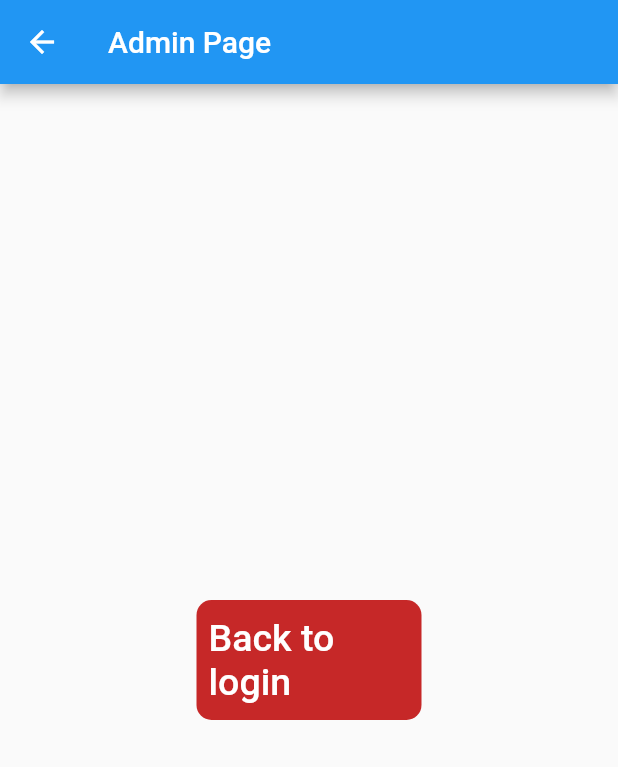
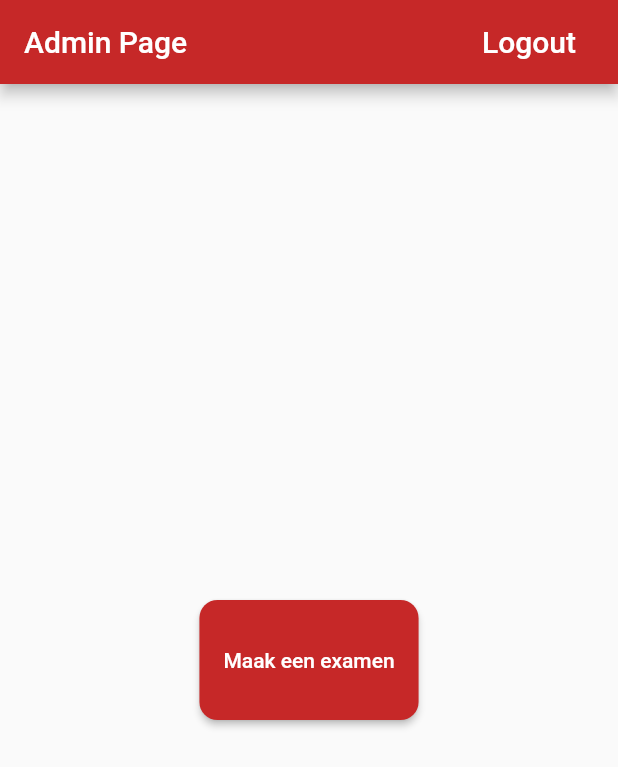
Before and after one commit to samoTh137/IntroMobileProject, a Flutter app: the AdminPage screen opened directly, on a phone screen of 412 x 824 dp. Shown: the top 767 px of the screen. Run offline on Flutter 3.47's test engine with Material 2 defaults, Android fonts, the phone set to English and light mode, and no system bars.

Commit message:
User and Admin page made
Made the user and admin page, still needs to be filled in. Also made a start for Thomas to work on the exam-making choice page.

```diff
--- a/geo_exam/lib/AdminPage.dart
+++ b/geo_exam/lib/AdminPage.dart
@@ -1,6 +1,8 @@
 import 'package:flutter/material.dart';
 
 class AdminPage extends StatefulWidget {
+  const AdminPage({Key? key}) : super(key: key);
+
   @override
   _AdminPageState createState() => _AdminPageState();
 }
@@ -10,25 +12,39 @@ class _AdminPageState extends State<AdminPage> {
   Widget build(BuildContext context) {
     return Scaffold(
       appBar: AppBar(
-        title: Text('Admin Page'),
+        automaticallyImplyLeading: false,
+        title: const Text('Admin Page'),
+          backgroundColor: Colors.red[800],
+          actions: <Widget>[
+      Padding(
+      padding: const EdgeInsets.only(right: 20.0),
+        child: GestureDetector(
+          onTap: () {},
+            child: TextButton(
+              onPressed: () {
+                Navigator.pop(context);
+              }, child: const Text(
+              'Logout',
+              style:TextStyle(color: Colors.white, fontSize: 20),
+            ),
+            ),
+        )
+    ),
+]
       ),
       body: Center(
-        child: Container( //TODO CONVERT TO ELEVATEDBUTTON
-          height: 80,
-          width: 150,
-          decoration: BoxDecoration(
-              color: Colors.red[800], borderRadius: BorderRadius.circular(10)),
-          child: TextButton(
-            onPressed: () {
-              Navigator.pop(context);
-            },
-            child: Text(
-              'Back to login',
-              style: TextStyle(color: Colors.white, fontSize: 25),
-            ),
-          ),
-        ),
+        child: ElevatedButton(
+        onPressed: () { //TODO ADD REDIRECTION TO EXAM MAKING PAGE HERE
+          //Navigator.push(
+          //context, MaterialPageRoute(builder: (_) => ExamMakerPage()));
+        ;},
+        child: const Text('Maak een examen'),
+        style: ElevatedButton.styleFrom(
+          primary: Colors.red[800],
+          minimumSize: Size(0, 80),
+          shape: RoundedRectangleBorder(
+          borderRadius: BorderRadius.circular(12),
       ),
-    );
+    ))));
   }
 }
--- a/geo_exam/lib/main.dart
+++ b/geo_exam/lib/main.dart
@@ -1,6 +1,6 @@
-import 'package:flutter/cupertino.dart';
 import 'package:flutter/material.dart';
 import 'AdminPage.dart';
+import 'UserPage.dart';
 
 void main() {
   runApp(const MyApp());
@@ -81,9 +81,7 @@ class _LoginDemoState extends State<LoginDemo> {
               decoration: BoxDecoration(
                   color: Colors.red[800], borderRadius: BorderRadius.circular(20)),
               child: TextButton(
-                onPressed: () {
-                  Navigator.push(
-                      context, MaterialPageRoute(builder: (_) => AdminPage()));
+                onPressed: () { //TODO MAKE ACTUAL LOGIN SYSTEM (FIREBASE)
                 },
                 child: const Text(
                   'Login',
@@ -104,9 +102,10 @@ class _LoginDemoState extends State<LoginDemo> {
                 children: <Widget>[
                   Expanded(
                       child: ElevatedButton(
-                        onPressed: () {print('Admin button pressed');}, //TODO REDIRECT TO ADMIN LOGIN
-                        //Something like this: Navigator.push(
-                        //                       context, MaterialPageRoute(builder: (_) => AdminPage()));
+                        onPressed: () {
+                          Navigator.push(
+                          context, MaterialPageRoute(builder: (_) => AdminPage()));
+                          },
                         child: Text("Admin"),
                         style: ElevatedButton.styleFrom(
                             primary: Colors.red[800],
@@ -117,9 +116,10 @@ class _LoginDemoState extends State<LoginDemo> {
                         ),)),
                   Expanded(
                       child: ElevatedButton(
-                        onPressed: () {print('User button pressed');}, //TODO REDIRECT TO USER LOGIN
-                        //Something like this: Navigator.push(
-                        //                       context, MaterialPageRoute(builder: (_) => AdminPage()));
+                        onPressed: () { //TODO MAKE USERPAGE AND REDIRECT TO IT
+                        Navigator.push(
+                        context, MaterialPageRoute(builder: (_) => UserPage()));
+                        ;},
                         child: Text("User"),
                         style: ElevatedButton.styleFrom(
                           primary: Colors.red[800],
```
Also changed, not shown: geo_exam/lib/HomePage.dart (deleted, +0 -34 lines), geo_exam/lib/UserPage.dart (added, +42 -0 lines).
